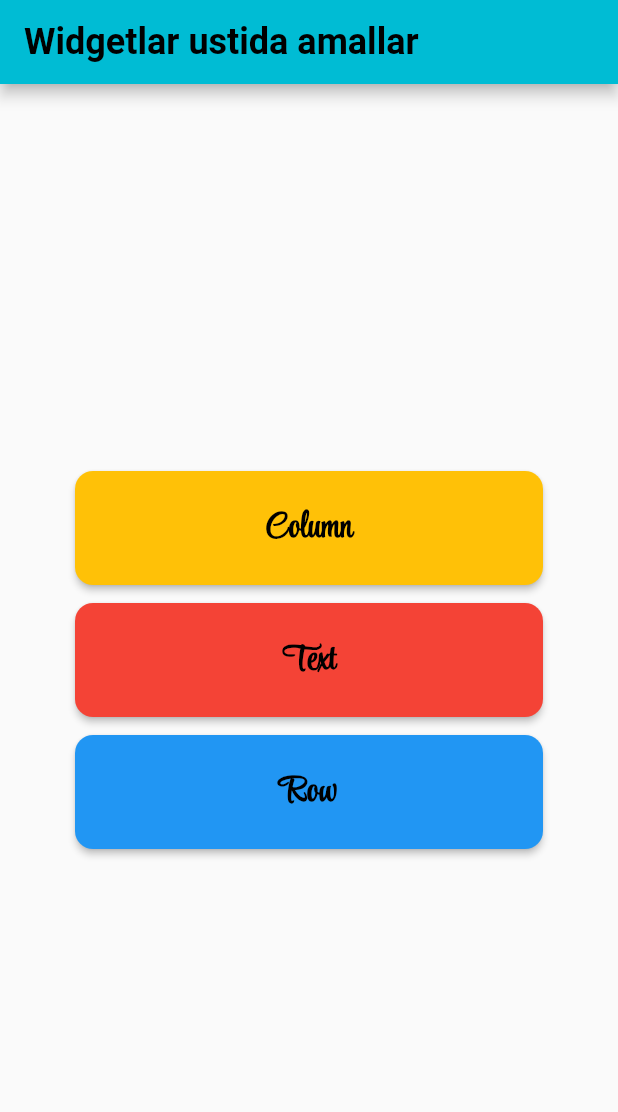
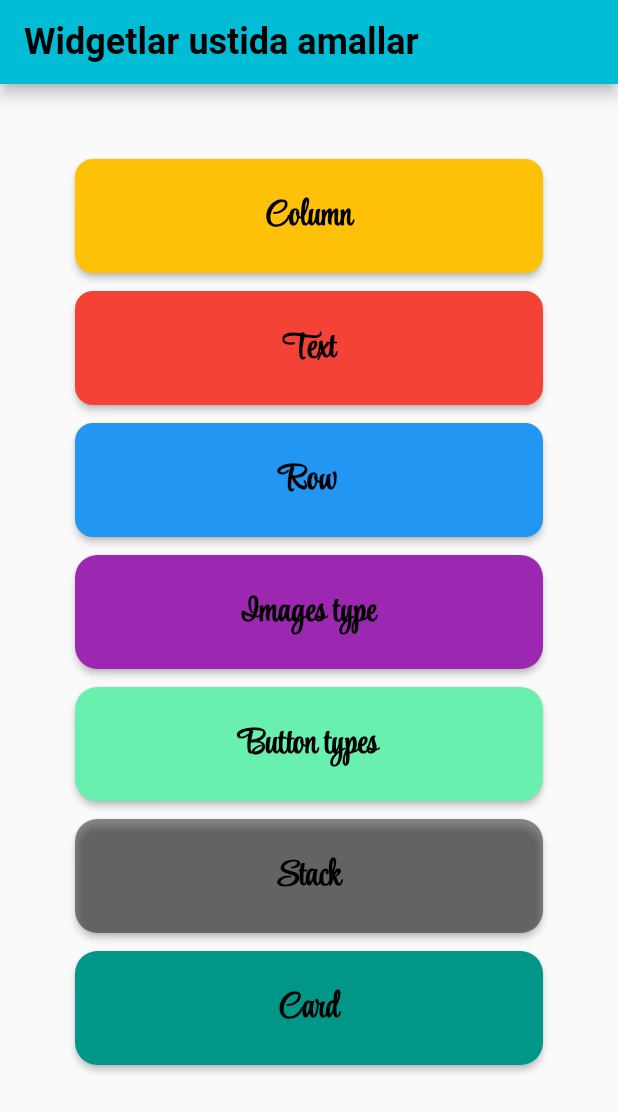
Before and after one commit to d0niy0r/flutter-widgets, a Flutter app: the screen it shows after launch, on a phone screen of 412 x 824 dp. Shown: the top 1112 px of the screen. Run offline on Flutter 3.47's test engine with Material 2 defaults, Android fonts, the phone set to English and light mode, and no system bars.

Commit message:
Added image and button pages

```diff
--- a/lib/homePage.dart
+++ b/lib/homePage.dart
@@ -1,6 +1,8 @@
 import 'package:flutter/material.dart';
 import 'package:widgets/widgets-screens/Row.dart';
+import 'package:widgets/widgets-screens/buttons.dart';
 import 'package:widgets/widgets-screens/column.dart';
+import 'package:widgets/widgets-screens/images.dart';
 import 'package:widgets/widgets-screens/text.dart';
 
 class HomePage extends StatelessWidget {
@@ -10,7 +12,7 @@ class HomePage extends StatelessWidget {
   Widget build(BuildContext context) {
     return Scaffold(
       appBar: AppBar(
-        title: Text(
+        title: const Text(
           "Widgetlar ustida amallar",
           style: TextStyle(
             fontSize: 24,
@@ -18,8 +20,10 @@ class HomePage extends StatelessWidget {
           ),
         ),
       ),
-      body: Container(
-        margin: EdgeInsets.all(50),
+      body: ListView(
+        children: [
+          Container(
+            margin: const EdgeInsets.all(50),
             child: Column(
               mainAxisAlignment: MainAxisAlignment.center,
               crossAxisAlignment: CrossAxisAlignment.stretch,
@@ -27,7 +31,7 @@ class HomePage extends StatelessWidget {
                 ElevatedButton(
                   style: ElevatedButton.styleFrom(
                     backgroundColor: Colors.amber,
-                padding: EdgeInsets.all(20),
+                    padding: const EdgeInsets.all(20),
                     shape: RoundedRectangleBorder(
                       borderRadius: BorderRadius.circular(12),
                     ),
@@ -74,7 +78,7 @@ class HomePage extends StatelessWidget {
                 ElevatedButton(
                   style: ElevatedButton.styleFrom(
                       backgroundColor: Colors.blue,
-                  padding: EdgeInsets.all(20),
+                      padding: const EdgeInsets.all(20),
                       shape: RoundedRectangleBorder(
                         borderRadius: BorderRadius.circular(12),
                       )),
@@ -91,8 +95,112 @@ class HomePage extends StatelessWidget {
                     ),
                   ),
                 ),
+                const SizedBox(
+                  height: 12,
+                ),
+                ElevatedButton(
+                  style: ElevatedButton.styleFrom(
+                      padding: const EdgeInsets.all(20),
+                      backgroundColor: Colors.purple,
+                      shape: RoundedRectangleBorder(
+                        borderRadius: BorderRadius.circular(15),
+                      ),
+                      textStyle: const TextStyle(
+                          fontSize: 20, fontWeight: FontWeight.bold)),
+                  onPressed: () {
+                    Navigator.push(context,
+                        MaterialPageRoute(builder: (context) => ImagesPage()));
+                  },
+                  child: const Text(
+                    "Images type",
+                    style: TextStyle(
+                      fontWeight: FontWeight.bold,
+                      fontFamily: "StyleScript",
+                      fontSize: 24,
+                    ),
+                  ),
+                ),
+                const SizedBox(
+                  height: 12,
+                ),
+                ElevatedButton(
+                  style: ElevatedButton.styleFrom(
+                      padding: const EdgeInsets.all(20),
+                      backgroundColor: Colors.greenAccent,
+                      shape: RoundedRectangleBorder(
+                        borderRadius: BorderRadius.circular(15),
+                      ),
+                      textStyle: const TextStyle(
+                          fontSize: 20, fontWeight: FontWeight.bold)),
+                  onPressed: () {
+                    Navigator.push(
+                      context,
+                      MaterialPageRoute(builder: (context) => ButtonsPage()),
+                    );
+                  },
+                  child: const Text(
+                    "Button types",
+                    style: TextStyle(
+                      fontWeight: FontWeight.bold,
+                      fontFamily: "StyleScript",
+                      fontSize: 24,
+                    ),
+                  ),
+                ),
+                const SizedBox(
+                  height: 12,
+                ),
+                ElevatedButton(
+                  style: ElevatedButton.styleFrom(
+                      padding: const EdgeInsets.all(20),
+                      backgroundColor: Colors.black45,
+                      shape: RoundedRectangleBorder(
+                        borderRadius: BorderRadius.circular(15),
+                      ),
+                      textStyle: const TextStyle(
+                          fontSize: 20, fontWeight: FontWeight.bold)),
+                  onPressed: () {
+                    Navigator.push(context,
+                        MaterialPageRoute(builder: (context) => ImagesPage()));
+                  },
+                  child: const Text(
+                    "Stack",
+                    style: TextStyle(
+                      fontWeight: FontWeight.bold,
+                      fontFamily: "StyleScript",
+                      fontSize: 24,
+                    ),
+                  ),
+                ),
+                const SizedBox(
+                  height: 12,
+                ),
+                ElevatedButton(
+                  style: ElevatedButton.styleFrom(
+                      padding: const EdgeInsets.all(20),
+                      backgroundColor: Colors.teal,
+                      shape: RoundedRectangleBorder(
+                        borderRadius: BorderRadius.circular(15),
+                      ),
+                      textStyle: const TextStyle(
+                          fontSize: 20, fontWeight: FontWeight.bold)),
+                  onPressed: () {
+                    Navigator.push(context,
+                        MaterialPageRoute(builder: (context) => ImagesPage()));
+                  },
+                  child: const Text(
+                    "Card",
+                    style: TextStyle(
+                      fontWeight: FontWeight.bold,
+                      fontFamily: "StyleScript",
+                      fontSize: 24,
+                    ),
+                  ),
+                ),
               ],
             ),
+          ),
+        ],
       ),
     );
   }
--- a/pubspec.yaml
+++ b/pubspec.yaml
@@ -59,9 +59,9 @@ flutter:
   uses-material-design: true
 
   # To add assets to your application, add an assets section, like this:
-  # assets:
-  #   - images/a_dot_burr.jpeg
-  #   - images/a_dot_ham.jpeg
+  assets:
+    - assets/image/
+    - assets/
 
   # An image asset can refer to one or more resolution-specific "variants", see
   # https://flutter.dev/assets-and-images/#resolution-aware
```
Also changed, not shown: lib/widgets-screens/buttons.dart (added, +71 -0 lines), lib/widgets-screens/images.dart (added, +51 -0 lines), assets/image/asset_image.jpg (added). Lines whose indentation alone changed are shown as unchanged.
